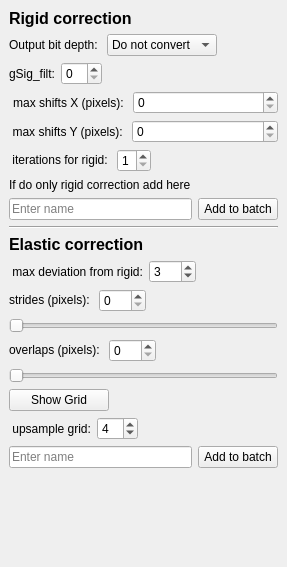
Qt form mesmerize/viewer/modules/ui_files/caiman_motion_correction.ui (kushalkolar/MESmerize) before a commit.
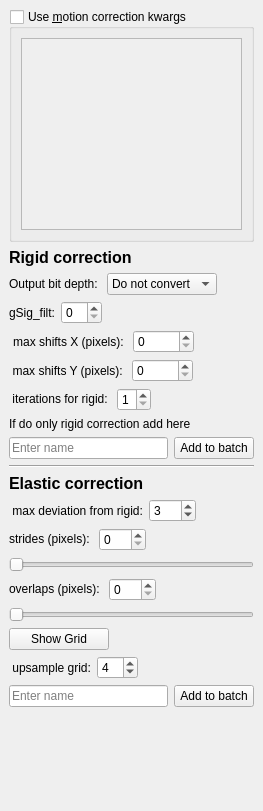
The same form after that commit.

Commit message: caiman mot cor updated to use optional kwargs, not tested yet

```diff
--- a/mesmerize/viewer/modules/ui_files/caiman_motion_correction.ui
+++ b/mesmerize/viewer/modules/ui_files/caiman_motion_correction.ui
@@ -6,8 +6,8 @@
    <rect>
     <x>0</x>
     <y>0</y>
-    <width>287</width>
-    <height>567</height>
+    <width>263</width>
+    <height>811</height>
    </rect>
   </property>
   <property name="floating">
@@ -18,6 +18,36 @@
   </property>
   <widget class="QWidget" name="dockWidgetContents">
    <layout class="QVBoxLayout" name="verticalLayout">
+    <item>
+     <widget class="QGroupBox" name="groupBox_motion_correction_kwargs">
+      <property name="toolTip">
+       <string>You can enter additional kwargs to pass for MotionCorrect() instantiation.
+Use single quotes for strings, do not use double quotes.</string>
+      </property>
+      <property name="statusTip">
+       <string/>
+      </property>
+      <property name="title">
+       <string>Use &amp;motion correction kwargs</string>
+      </property>
+      <property name="checkable">
+       <bool>true</bool>
+      </property>
+      <property name="checked">
+       <bool>false</bool>
+      </property>
+      <layout class="QVBoxLayout" name="verticalLayout_3">
+       <item>
+        <widget class="QPlainTextEdit" name="plainTextEdit_mc_kwargs">
+         <property name="toolTip">
+          <string>You can enter additional kwargs to pass for CNMF instantiation.
+Use single quotes for strings, do not use double quotes.</string>
+         </property>
+        </widget>
+       </item>
+      </layout>
+     </widget>
+    </item>
     <item>
      <widget class="QLabel" name="label_16">
       <property name="font">
@@ -143,6 +173,19 @@
         </property>
        </widget>
       </item>
+      <item>
+       <spacer name="horizontalSpacer_7">
+        <property name="orientation">
+         <enum>Qt::Horizontal</enum>
+        </property>
+        <property name="sizeHint" stdset="0">
+         <size>
+          <width>40</width>
+          <height>20</height>
+         </size>
+        </property>
+       </spacer>
+      </item>
      </layout>
     </item>
     <item>
@@ -170,6 +213,19 @@
         </property>
        </widget>
       </item>
+      <item>
+       <spacer name="horizontalSpacer_9">
+        <property name="orientation">
+         <enum>Qt::Horizontal</enum>
+        </property>
+        <property name="sizeHint" stdset="0">
+         <size>
+          <width>40</width>
+          <height>20</height>
+         </size>
+        </property>
+       </spacer>
+      </item>
      </layout>
     </item>
     <item>
```
The commit also changes 3 other files.
